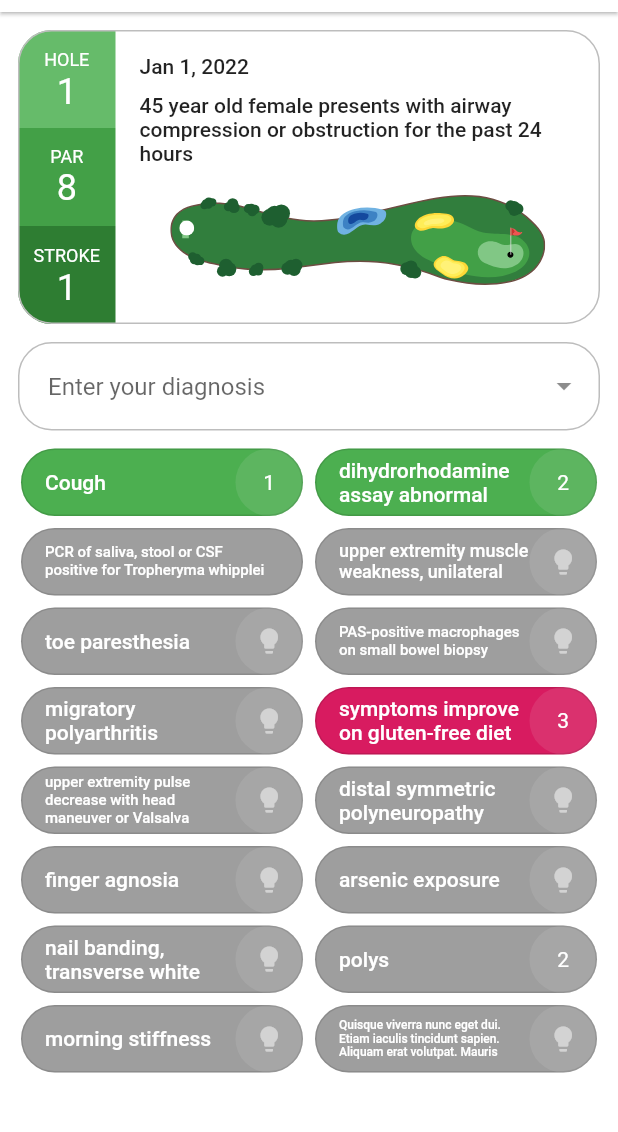
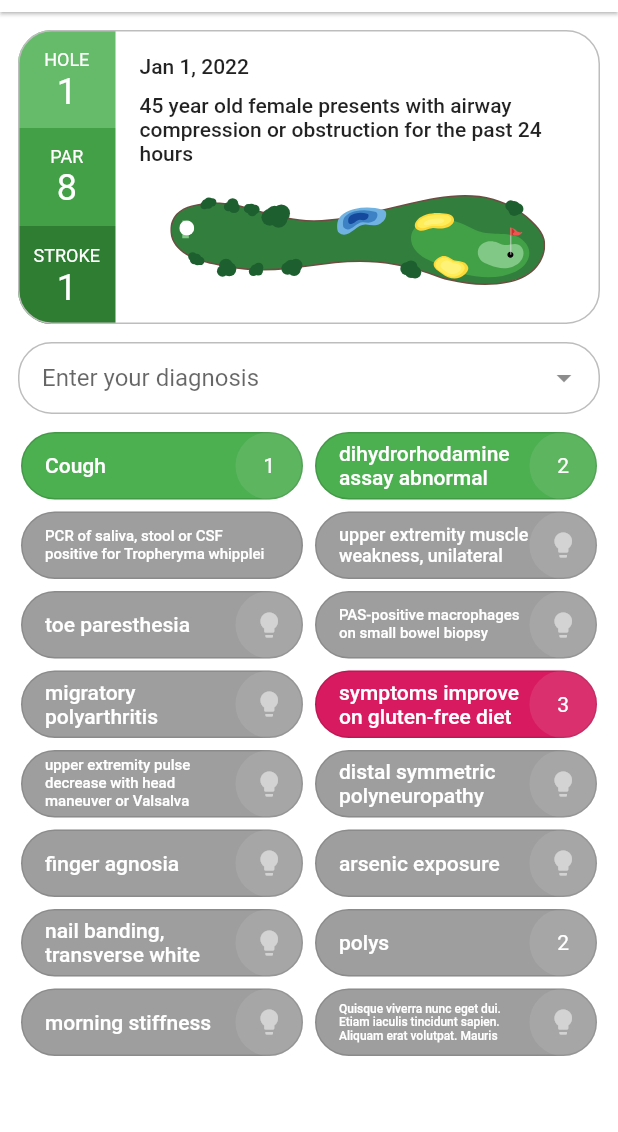
Before and after one commit to MGH-LCS/dxplain-open, a Flutter app: the screen it shows after launch, on a phone screen of 412 x 824 dp, the part 72-1204 px from its top. Run offline on Flutter 3.47's test engine with Material 2 defaults, Android fonts, the phone set to English and light mode, and no system bars; drawn by our look-alikes of auto_size_text; our stand-ins replace flutter_svg.

Commit message:
new responsive height and padding for diagnosis input

```diff
--- a/lib/main.dart
+++ b/lib/main.dart
@@ -308,7 +308,8 @@ class SymptomButton extends StatelessWidget {
             ? symptomButtonOff.find(context)
             : (buttonState == 'present' ? symptomButtonPresent.find(context) : symptomButtonAbsent.find(context)),
         child: Padding(
-          padding: EdgeInsets.only(left: 16.0, right: definition != '' || stroke != '' ? 0 : 16),
+          padding:
+              EdgeInsets.only(left: symptomButtonPaddingLeft.find(context), right: definition != '' || stroke != '' ? 0 : 16),
           child: Row(
             mainAxisAlignment: MainAxisAlignment.spaceBetween,
             children: [
@@ -378,15 +379,9 @@ class DiagnosisCard extends StatelessWidget {
 
   @override
   Widget build(BuildContext context) {
-    return Card(
-      margin: EdgeInsets.zero,
-      elevation: cardElevation,
-      child: Padding(
-        padding: const EdgeInsets.only(left: 8.0),
-        child: TextFormField(
-          decoration: const InputDecoration(hintText: 'Enter your diagnosis', suffixIcon: Icon(Icons.arrow_drop_down)),
-        ),
-      ),
+    return TextFormField(
+      style: const TextStyle(height: 1),
+      decoration: diagnosisDecoration.find(context),
     );
   }
 }
@@ -400,6 +395,7 @@ class CaseCard extends StatelessWidget {
   @override
   Widget build(BuildContext context) {
     return Card(
+      shape: cardDecoration.find(context),
       margin: EdgeInsets.zero,
       elevation: cardElevation,
       child: Column(
--- a/lib/ui/shared/theme.dart
+++ b/lib/ui/shared/theme.dart
@@ -41,12 +41,12 @@ class DXPlainOpenTheme {
       //     backgroundColor: MaterialStateProperty.all<Color>(Colors.grey[400]!),
       //   ),
       // ),
-      cardTheme: CardTheme(
-        shape: RoundedRectangleBorder(
-          side: BorderSide(color: Colors.grey[400]!, width: 1.0),
-          borderRadius: BorderRadius.circular(appBorderRadius),
-        ),
-      ),
+      // cardTheme: CardTheme(
+      //   shape: RoundedRectangleBorder(
+      //     side: BorderSide(color: Colors.grey[400]!, width: 1.0),
+      //     borderRadius: BorderRadius.circular(appBorderRadius),
+      //   ),
+      // ),
     );
   }
 
@@ -80,12 +80,12 @@ class DXPlainOpenTheme {
           backgroundColor: MaterialStateProperty.all<Color>(Colors.green),
         ),
       ),
-      cardTheme: CardTheme(
-        shape: RoundedRectangleBorder(
-          side: BorderSide(color: Colors.grey[100]!, width: 1.0),
-          borderRadius: BorderRadius.circular(appBorderRadius),
-        ),
-      ),
+      // cardTheme: CardTheme(
+      //   shape: RoundedRectangleBorder(
+      //     side: BorderSide(color: Colors.grey[100]!, width: 1.0),
+      //     borderRadius: BorderRadius.circular(appBorderRadius),
+      //   ),
+      // ),
     );
   }
 }
@@ -103,10 +103,15 @@ double cardElevation = 0;
 double mobilePadding = 12;
 double mobileSpacing = 12;
 double mobileMaxWidth = DeviceConfig.screenWidth! - mobilePadding;
+double mobileCardBorderRadius = mobileSymptomButtonHeight / 2;
+double mobileDiagnosisContentPaddingVertical = 16;
+double mobileDiagnosisContentPaddingHorizontal = 16;
+double mobileDiagnosisIconPaddingRight = 0;
 double mobileSymptomButtonWidth = (mobileMaxWidth / 2) - mobilePadding;
 double mobileSymptomButtonHeight = 45;
 double mobileSymptomButtonSpacing = 8;
 double mobileSymptomButtonRunSpacing = 8;
+double mobileSymptomButtonPaddingLeft = 16;
 double mobileSymptomButtonTextSize = 14;
 double mobileSymptomButtonTextMinSize = 8;
 int mobileSymptomTextMaxLines = 3;
@@ -122,10 +127,15 @@ double mobileGolfBallStartPositionTop = 22;
 double tabletPadding = 24;
 double tabletSpacing = 16;
 double tabletMaxWidth = DeviceConfig.screenWidth! - tabletPadding;
+double tabletCardBorderRadius = tabletSymptomButtonHeight / 2;
+double tabletDiagnosisContentPaddingVertical = 24;
+double tabletDiagnosisContentPaddingHorizontal = 24;
+double tabletDiagnosisIconPaddingRight = 24;
 double tabletSymptomButtonWidth = (tabletMaxWidth / 2) - tabletPadding;
 double tabletSymptomButtonHeight = 65;
 double tabletSymptomButtonSpacing = 12;
 double tabletSymptomButtonRunSpacing = 12;
+double tabletSymptomButtonPaddingLeft = 28;
 double tabletSymptomButtonTextSize = 16;
 double tabletSymptomButtonTextMinSize = 10;
 int tabletSymptomTextMaxLines = 3;
@@ -141,10 +151,15 @@ double tabletGolfBallStartPositionTop = 48;
 double desktopPadding = 36;
 double desktopSpacing = 20;
 double desktopMaxWidth = 1024 - desktopPadding;
+double desktopCardBorderRadius = desktopSymptomButtonHeight / 2;
+double desktopDiagnosisContentPaddingVertical = 36;
+double desktopDiagnosisContentPaddingHorizontal = 24;
+double desktopDiagnosisIconPaddingRight = 24;
 double desktopSymptomButtonWidth = ((desktopMaxWidth - (desktopPadding / 2)) / 2);
 double desktopSymptomButtonHeight = 75;
 double desktopSymptomButtonSpacing = 16;
 double desktopSymptomButtonRunSpacing = 16;
+double desktopSymptomButtonPaddingLeft = 30;
 double desktopSymptomButtonTextSize = 16;
 double desktopSymptomButtonTextMinSize = 10;
 int desktopSymptomTextMaxLines = 4;
@@ -225,6 +240,12 @@ ResponsiveBreakpoint symptomButtonRunSpacing = ResponsiveBreakpoint(
   desktop: (context) => desktopSymptomButtonRunSpacing,
 );
 
+ResponsiveBreakpoint symptomButtonPaddingLeft = ResponsiveBreakpoint(
+  phone: (context) => mobileSymptomButtonPaddingLeft,
+  tablet: (context) => tabletSymptomButtonPaddingLeft,
+  desktop: (context) => desktopSymptomButtonPaddingLeft,
+);
+
 ResponsiveBreakpoint symptomButtonShape = ResponsiveBreakpoint<RoundedRectangleBorder>(
   phone: (context) => RoundedRectangleBorder(borderRadius: BorderRadius.circular(symptomButtonHeight.find(context))),
   tablet: (context) => RoundedRectangleBorder(borderRadius: BorderRadius.circular(symptomButtonHeight.find(context))),
@@ -235,6 +256,69 @@ ResponsiveBreakpoint symptomButtonPadding = ResponsiveBreakpoint<EdgeInsets>(
   phone: (context) => EdgeInsets.all(0),
   tablet: (context) => EdgeInsets.all(0),
   desktop: (context) => EdgeInsets.all(0),
+);
+
+ResponsiveBreakpoint diagnosisContentPadding = ResponsiveBreakpoint(
+  phone: (context) =>
+      EdgeInsets.symmetric(vertical: mobileDiagnosisContentPaddingVertical, horizontal: mobileDiagnosisContentPaddingHorizontal),
+  tablet: (context) =>
+      EdgeInsets.symmetric(vertical: tabletDiagnosisContentPaddingVertical, horizontal: tabletDiagnosisContentPaddingHorizontal),
+  desktop: (context) => EdgeInsets.symmetric(
+      vertical: desktopDiagnosisContentPaddingVertical, horizontal: desktopDiagnosisContentPaddingHorizontal),
+);
+
+ResponsiveBreakpoint diagnosisIconPaddingRight = ResponsiveBreakpoint(
+  phone: (context) => mobileDiagnosisIconPaddingRight,
+  tablet: (context) => tabletDiagnosisIconPaddingRight,
+  desktop: (context) => desktopDiagnosisIconPaddingRight,
+);
+
+// THE DIAGNOSIS DROPDOWN SELECTOR DECORATOR
+ResponsiveTheme diagnosisDecoration = ResponsiveTheme<InputDecoration>(
+  light: (context) => InputDecoration(
+    contentPadding: diagnosisContentPadding.find(context),
+    filled: true,
+    fillColor: Colors.white,
+    hintText: 'Enter your diagnosis',
+    suffixIcon: Padding(
+      padding: EdgeInsets.only(right: diagnosisIconPaddingRight.find(context)),
+      child: Icon(Icons.arrow_drop_down),
+    ),
+    enabledBorder: OutlineInputBorder(
+        borderSide: BorderSide(color: Colors.grey[400]!, width: 1),
+        borderRadius: BorderRadius.circular(cardBorderRadius.find(context))),
+    border: OutlineInputBorder(
+        borderSide: BorderSide(color: Colors.grey[100]!, width: 1),
+        borderRadius: BorderRadius.circular(cardBorderRadius.find(context))),
+  ),
+  dark: (context) => InputDecoration(
+    contentPadding: diagnosisContentPadding.find(context),
+    filled: true,
+    fillColor: Colors.grey[800],
+    hintText: 'Enter your diagnosis',
+    suffixIcon: Padding(
+      padding: EdgeInsets.only(right: diagnosisIconPaddingRight.find(context)),
+      child: Icon(Icons.arrow_drop_down),
+    ),
+    enabledBorder: OutlineInputBorder(
+        borderSide: BorderSide(color: Colors.grey[400]!, width: 1),
+        borderRadius: BorderRadius.circular(cardBorderRadius.find(context))),
+    border: OutlineInputBorder(
+        borderSide: BorderSide(color: Colors.grey[100]!, width: 1),
+        borderRadius: BorderRadius.circular(cardBorderRadius.find(context))),
+  ),
+);
+
+// DECORATOR FOR THE HOLE AND DIAGNOSIS CARD
+ResponsiveTheme cardDecoration = ResponsiveTheme<RoundedRectangleBorder>(
+  light: (context) => RoundedRectangleBorder(
+    side: BorderSide(color: Colors.grey[400]!, width: 1.0),
+    borderRadius: BorderRadius.circular(cardBorderRadius.find(context)),
+  ),
+  dark: (context) => RoundedRectangleBorder(
+    side: BorderSide(color: Colors.grey[400]!, width: 1.0),
+    borderRadius: BorderRadius.circular(cardBorderRadius.find(context)),
+  ),
 );
 
 // WHEN SYMPTOM BUTTON IS OFF
@@ -324,16 +408,22 @@ ResponsiveBreakpoint symptomButtonDefinitionConstraints = ResponsiveBreakpoint<B
 
 // ****  END SYMPTOM BUTTON STYLES ********************************************************************** //
 
+ResponsiveBreakpoint cardBorderRadius = ResponsiveBreakpoint(
+  phone: (context) => mobileCardBorderRadius,
+  tablet: (context) => tabletCardBorderRadius,
+  desktop: (context) => desktopCardBorderRadius,
+);
+
 // HOLE CARD DECORATIONS AND THEMES
 // HOLE
 ResponsiveTheme cardHoleDecoration = ResponsiveTheme<BoxDecoration>(
   light: (context) => BoxDecoration(
-    borderRadius: BorderRadius.only(topLeft: Radius.circular(appBorderRadius)),
+    borderRadius: BorderRadius.only(topLeft: Radius.circular(cardBorderRadius.find(context))),
     border: Border.all(color: Colors.green[400]!),
     color: Colors.green[400],
   ),
   dark: (context) => BoxDecoration(
-    borderRadius: BorderRadius.only(topLeft: Radius.circular(appBorderRadius)),
+    borderRadius: BorderRadius.only(topLeft: Radius.circular(cardBorderRadius.find(context))),
     border: Border.all(color: Colors.green[400]!),
     color: Colors.green[400],
   ),
@@ -352,12 +442,12 @@ ResponsiveTheme cardParDecoration = ResponsiveTheme<BoxDecoration>(
 //STROKE COUNTER
 ResponsiveTheme cardStrokeDecoration = ResponsiveTheme<BoxDecoration>(
   light: (context) => BoxDecoration(
-    borderRadius: BorderRadius.only(bottomLeft: Radius.circular(appBorderRadius)),
+    borderRadius: BorderRadius.only(bottomLeft: Radius.circular(cardBorderRadius.find(context))),
     border: Border.all(color: Colors.green[800]!),
     color: Colors.green[800],
   ),
   dark: (context) => BoxDecoration(
-    borderRadius: BorderRadius.only(bottomLeft: Radius.circular(appBorderRadius)),
+    borderRadius: BorderRadius.only(bottomLeft: Radius.circular(cardBorderRadius.find(context))),
     border: Border.all(color: Colors.green[800]!),
     color: Colors.green[800],
   ),
```
